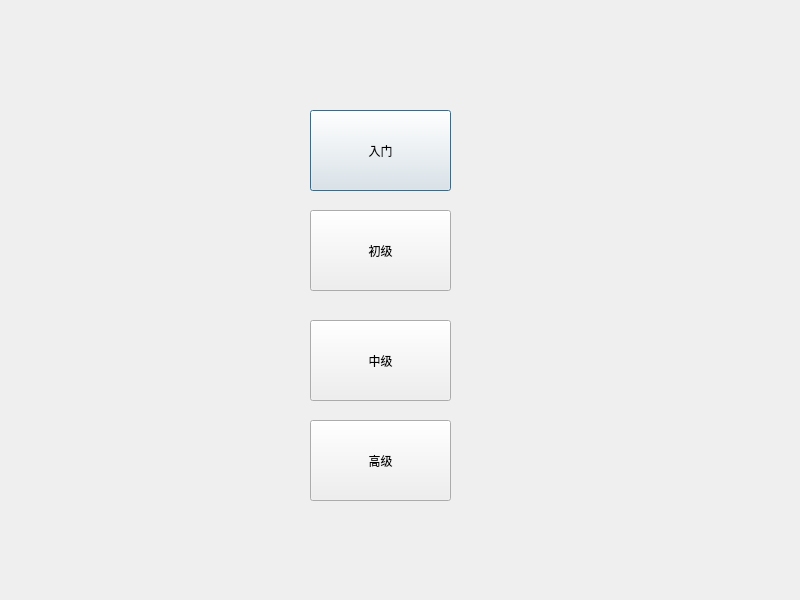
First picture: the form in choose.ui, repository YTGhost/LLK, before the edit.
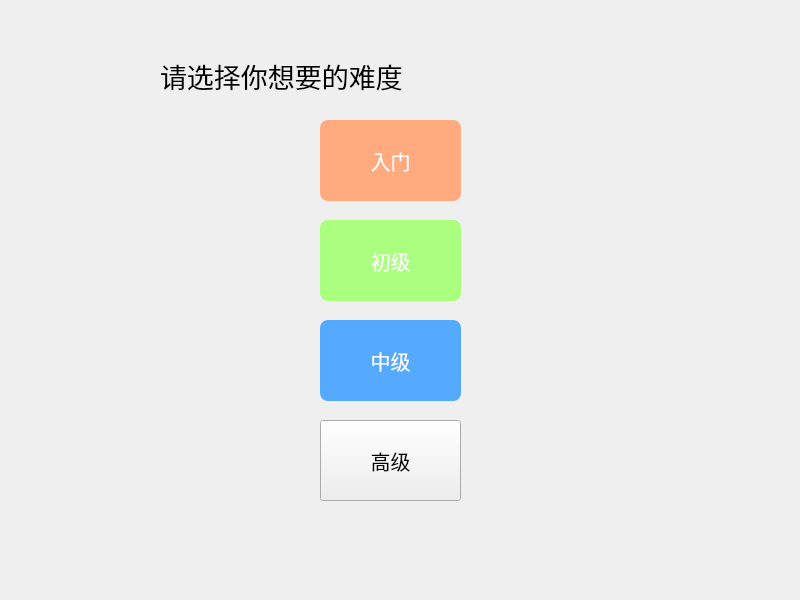
Second picture: the form after the edit. Icons and pictures are not drawn.

Commit message: 完成主界面和选择难度界面样式整合

```diff
--- a/choose.ui
+++ b/choose.ui
@@ -13,15 +13,90 @@
   <property name="windowTitle">
    <string>Dialog</string>
   </property>
+  <widget class="QLabel" name="label">
+   <property name="geometry">
+    <rect>
+     <x>0</x>
+     <y>0</y>
+     <width>800</width>
+     <height>600</height>
+    </rect>
+   </property>
+   <property name="styleSheet">
+    <string notr="true">background-image: url(:/pic/background/background.jpg);</string>
+   </property>
+   <property name="text">
+    <string/>
+   </property>
+  </widget>
+  <widget class="QLabel" name="label_2">
+   <property name="geometry">
+    <rect>
+     <x>160</x>
+     <y>40</y>
+     <width>491</width>
+     <height>71</height>
+    </rect>
+   </property>
+   <property name="font">
+    <font>
+     <pointsize>20</pointsize>
+    </font>
+   </property>
+   <property name="text">
+    <string>请选择你想要的难度</string>
+   </property>
+  </widget>
   <widget class="QPushButton" name="beginnerBtn">
    <property name="geometry">
     <rect>
-     <x>310</x>
-     <y>110</y>
+     <x>320</x>
+     <y>120</y>
      <width>141</width>
      <height>81</height>
     </rect>
    </property>
+   <property name="font">
+    <font>
+     <family>Microsoft Yahei</family>
+     <pointsize>15</pointsize>
+    </font>
+   </property>
+   <property name="styleSheet">
+    <string notr="true">
+QPushButton
+{
+    /*字体为微软雅黑*/
+    font-family:Microsoft Yahei;
+    /*字体大小为20点*/
+    font-size:15pt;
+    /*字体颜色为白色*/    
+    color:white;
+    /*背景颜色*/  
+    background-color:rgb(255, 170, 127);
+    /*边框圆角半径为8像素*/ 
+    border-radius:8px;
+}
+
+/*按钮停留态*/
+QPushButton:hover
+{
+    /*背景颜色*/  
+
+	background-color: rgb(255, 170, 0);
+}
+
+/*按钮按下态*/
+QPushButton:pressed
+{
+    /*背景颜色*/  
+	background-color: rgb(255, 170, 127);
+    /*左内边距为3像素，让按下时字向右移动3像素*/  
+    padding-left:3px;
+    /*上内边距为3像素，让按下时字向下移动3像素*/  
+    padding-top:3px;
+}</string>
+   </property>
    <property name="text">
     <string>入门</string>
    </property>
@@ -29,12 +104,54 @@
   <widget class="QPushButton" name="intermediateBtn">
    <property name="geometry">
     <rect>
-     <x>310</x>
-     <y>210</y>
+     <x>320</x>
+     <y>220</y>
      <width>141</width>
      <height>81</height>
     </rect>
    </property>
+   <property name="font">
+    <font>
+     <family>Microsoft Yahei</family>
+     <pointsize>15</pointsize>
+    </font>
+   </property>
+   <property name="styleSheet">
+    <string notr="true">
+QPushButton
+{
+    /*字体为微软雅黑*/
+    font-family:Microsoft Yahei;
+    /*字体大小为20点*/
+    font-size:15pt;
+    /*字体颜色为白色*/    
+    color:white;
+    /*背景颜色*/  
+    background-color: rgb(170, 255, 127);
+    /*边框圆角半径为8像素*/ 
+    border-radius:8px;
+}
+
+/*按钮停留态*/
+QPushButton:hover
+{
+    /*背景颜色*/  
+
+	
+	background-color: rgb(85, 170, 0);
+}
+
+/*按钮按下态*/
+QPushButton:pressed
+{
+    /*背景颜色*/  
+	background-color: rgb(85, 170, 0);
+    /*左内边距为3像素，让按下时字向右移动3像素*/  
+    padding-left:3px;
+    /*上内边距为3像素，让按下时字向下移动3像素*/  
+    padding-top:3px;
+}</string>
+   </property>
    <property name="text">
     <string>初级</string>
    </property>
@@ -42,12 +159,56 @@
   <widget class="QPushButton" name="mediumBtn">
    <property name="geometry">
     <rect>
-     <x>310</x>
+     <x>320</x>
      <y>320</y>
      <width>141</width>
      <height>81</height>
     </rect>
    </property>
+   <property name="font">
+    <font>
+     <family>Microsoft Yahei</family>
+     <pointsize>15</pointsize>
+    </font>
+   </property>
+   <property name="styleSheet">
+    <string notr="true">
+QPushButton
+{
+    /*字体为微软雅黑*/
+    font-family:Microsoft Yahei;
+    /*字体大小为20点*/
+    font-size:15pt;
+    /*字体颜色为白色*/    
+    color:white;
+    /*背景颜色*/ 
+background-color: rgb(85, 170, 255); 
+
+    /*边框圆角半径为8像素*/ 
+    border-radius:8px;
+}
+
+/*按钮停留态*/
+QPushButton:hover
+{
+    /*背景颜色*/  
+
+	
+	background-color: rgb(85, 139, 255);
+	
+}
+
+/*按钮按下态*/
+QPushButton:pressed
+{
+    /*背景颜色*/  
+	background-color: rgb(85, 139,255);
+    /*左内边距为3像素，让按下时字向右移动3像素*/  
+    padding-left:3px;
+    /*上内边距为3像素，让按下时字向下移动3像素*/  
+    padding-top:3px;
+}</string>
+   </property>
    <property name="text">
     <string>中级</string>
    </property>
@@ -55,12 +216,56 @@
   <widget class="QPushButton" name="advancedBtn">
    <property name="geometry">
     <rect>
-     <x>310</x>
+     <x>320</x>
      <y>420</y>
      <width>141</width>
      <height>81</height>
     </rect>
    </property>
+   <property name="font">
+    <font>
+     <family>Microsoft Yahei</family>
+     <pointsize>15</pointsize>
+    </font>
+   </property>
+   <property name="styleSheet">
+    <string notr="true">
+QPushButton
+{
+    /*字体为微软雅黑*/
+    font-family:Microsoft Yahei;
+    /*字体大小为20点*/
+    font-size:15pt;
+    /*字体颜色为白色*/    
+    color:white;
+    /*背景颜色*/  
+	background-color: rgb(170, 170, 255);
+   
+    /*边框圆角半径为8像素*/ 
+    border-radius:8px;
+}
+
+/*按钮停留态*/
+QPushButton:hover
+{
+    /*背景颜色*/  
+
+	
+	
+	 background-color: rgb(85, 85, 255);
+}
+
+/*按钮按下态*/
+QPushButton:pressed
+{
+    /*背景颜色*/  
+	 background-color: rgb(85, 85, 255);
+    /*左内边距为3像素，让按下时字向右移动3像素*/  
+    padding-left:3px;
+    /*上内边距为3像素，让按下时字向下移动3像素*/  
+    padding-top:3px;
+}background-color: rgb(85, 85, 255);</string>
+   </property>
    <property name="text">
     <string>高级</string>
    </property>
```
The commit also changes 4 other files.
